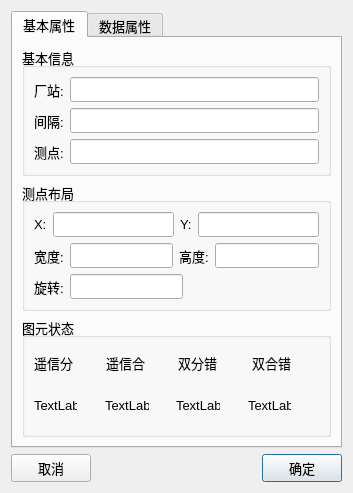
First picture: the form in h5base/h5basehelp/UI/digitalpage.ui, repository rcshuangw/graph, before the edit.
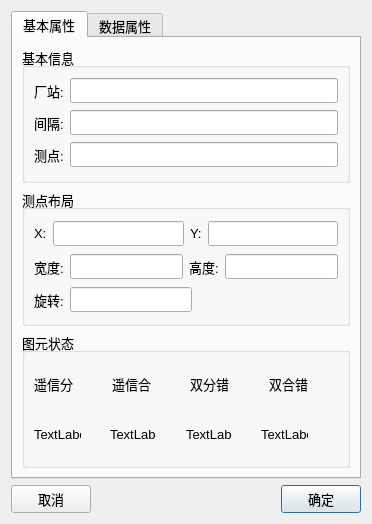
Second picture: the form after the edit. Icons and pictures are not drawn.

```diff
--- a/h5base/h5basehelp/UI/digitalpage.ui
+++ b/h5base/h5basehelp/UI/digitalpage.ui
@@ -6,8 +6,8 @@
    <rect>
     <x>0</x>
     <y>0</y>
-    <width>353</width>
-    <height>480</height>
+    <width>372</width>
+    <height>524</height>
    </rect>
   </property>
   <property name="font">
```
